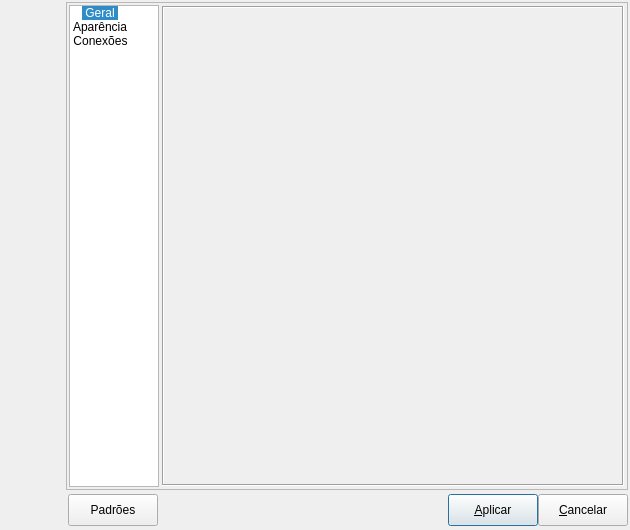
Above: libpgmodeler_ui/ui/formconfiguracao.ui from pgmodeler/pgmodeler before the change. Below: the same form after it.
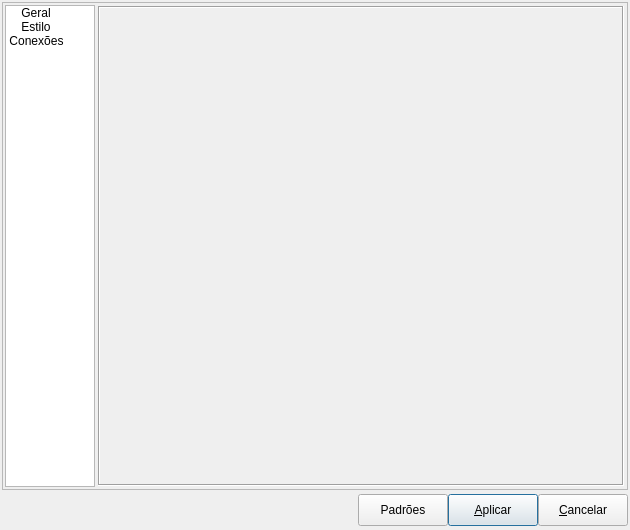
That is the form after the change. The open tabs and pages were chosen to show the change. Icons and pictures are not drawn.

```diff
--- a/libpgmodeler_ui/ui/formconfiguracao.ui
+++ b/libpgmodeler_ui/ui/formconfiguracao.ui
@@ -39,98 +39,7 @@
    <property name="spacing">
     <number>4</number>
    </property>
-   <item row="0" column="0" rowspan="2">
-    <widget class="QWidget" name="imgmeio_wgt" native="true">
-     <property name="minimumSize">
-      <size>
-       <width>60</width>
-       <height>0</height>
-      </size>
-     </property>
-     <property name="maximumSize">
-      <size>
-       <width>60</width>
-       <height>16777215</height>
-      </size>
-     </property>
-     <property name="styleSheet">
-      <string notr="true">background-image: url(:/imagens/imagens/barra_logo_meio_cinza.png); background-repeat: repeat-y;
-border: 1px #ff00ff solid;</string>
-     </property>
-     <layout class="QVBoxLayout" name="verticalLayout">
-      <property name="spacing">
-       <number>0</number>
-      </property>
-      <property name="margin">
-       <number>0</number>
-      </property>
-      <item>
-       <widget class="QLabel" name="label">
-        <property name="minimumSize">
-         <size>
-          <width>60</width>
-          <height>81</height>
-         </size>
-        </property>
-        <property name="maximumSize">
-         <size>
-          <width>60</width>
-          <height>81</height>
-         </size>
-        </property>
-        <property name="text">
-         <string/>
-        </property>
-        <property name="pixmap">
-         <pixmap resource="../res/resources.qrc">:/imagens/imagens/barra_logo_topo.png</pixmap>
-        </property>
-       </widget>
-      </item>
-      <item>
-       <spacer name="verticalSpacer">
-        <property name="orientation">
-         <enum>Qt::Vertical</enum>
-        </property>
-        <property name="sizeHint" stdset="0">
-         <size>
-          <width>20</width>
-          <height>103</height>
-         </size>
-        </property>
-       </spacer>
-      </item>
-      <item>
-       <widget class="QLabel" name="label_2">
-        <property name="sizePolicy">
-         <sizepolicy hsizetype="Fixed" vsizetype="Fixed">
-          <horstretch>0</horstretch>
-          <verstretch>0</verstretch>
-         </sizepolicy>
-        </property>
-        <property name="minimumSize">
-         <size>
-          <width>60</width>
-          <height>119</height>
-         </size>
-        </property>
-        <property name="maximumSize">
-         <size>
-          <width>60</width>
-          <height>119</height>
-         </size>
-        </property>
-        <property name="text">
-         <string/>
-        </property>
-        <property name="pixmap">
-         <pixmap resource="../res/resources.qrc">:/imagens/imagens/barra_logo_base.png</pixmap>
-        </property>
-       </widget>
-      </item>
-     </layout>
-    </widget>
-   </item>
-   <item row="1" column="1">
+   <item row="1" column="0">
     <layout class="QGridLayout" name="botoes_lt">
      <property name="leftMargin">
       <number>2</number>
@@ -141,20 +50,17 @@
      <property name="spacing">
       <number>0</number>
      </property>
-     <item row="0" column="1">
-      <spacer name="hspacer">
-       <property name="orientation">
-        <enum>Qt::Horizontal</enum>
+     <item row="0" column="0">
+      <widget class="QLabel" name="label">
+       <property name="text">
+        <string/>
        </property>
-       <property name="sizeHint" stdset="0">
-        <size>
-         <width>91</width>
-         <height>27</height>
-        </size>
+       <property name="pixmap">
+        <pixmap resource="../res/resources.qrc">:/imagens/imagens/pgmodeler_name.png</pixmap>
        </property>
-      </spacer>
+      </widget>
      </item>
-     <item row="0" column="2">
+     <item row="0" column="4">
       <widget class="QPushButton" name="aplicar_btn">
        <property name="minimumSize">
         <size>
@@ -180,7 +86,7 @@
        </property>
       </widget>
      </item>
-     <item row="0" column="3">
+     <item row="0" column="5">
       <widget class="QPushButton" name="cancelar_btn">
        <property name="minimumSize">
         <size>
@@ -206,7 +112,7 @@
        </property>
       </widget>
      </item>
-     <item row="0" column="0">
+     <item row="0" column="2">
       <widget class="QPushButton" name="padroes_btn">
        <property name="minimumSize">
         <size>
@@ -235,9 +141,22 @@
        </property>
       </widget>
      </item>
+     <item row="0" column="1">
+      <spacer name="hspacer">
+       <property name="orientation">
+        <enum>Qt::Horizontal</enum>
+       </property>
+       <property name="sizeHint" stdset="0">
+        <size>
+         <width>91</width>
+         <height>27</height>
+        </size>
+       </property>
+      </spacer>
+     </item>
     </layout>
    </item>
-   <item row="0" column="1">
+   <item row="0" column="0">
     <widget class="QFrame" name="frame">
      <property name="sizePolicy">
       <sizepolicy hsizetype="Preferred" vsizetype="Preferred">
@@ -261,7 +180,7 @@
       <item row="0" column="0">
        <widget class="QListWidget" name="lista_ico_lst">
         <property name="sizePolicy">
-         <sizepolicy hsizetype="Fixed" vsizetype="Expanding">
+         <sizepolicy hsizetype="Expanding" vsizetype="Expanding">
           <horstretch>0</horstretch>
           <verstretch>0</verstretch>
          </sizepolicy>
@@ -323,13 +242,13 @@
          <enum>QListView::TopToBottom</enum>
         </property>
         <property name="isWrapping" stdset="0">
-         <bool>true</bool>
+         <bool>false</bool>
         </property>
         <property name="resizeMode">
-         <enum>QListView::Adjust</enum>
+         <enum>QListView::Fixed</enum>
         </property>
         <property name="layoutMode">
-         <enum>QListView::Batched</enum>
+         <enum>QListView::SinglePass</enum>
         </property>
         <property name="spacing">
          <number>8</number>
@@ -344,7 +263,7 @@
          <bool>true</bool>
         </property>
         <property name="batchSize">
-         <number>200</number>
+         <number>1</number>
         </property>
         <property name="wordWrap">
          <bool>false</bool>
@@ -353,7 +272,7 @@
          <bool>false</bool>
         </property>
         <property name="currentRow">
-         <number>0</number>
+         <number>-1</number>
         </property>
         <item>
          <property name="text">
@@ -372,7 +291,7 @@
         </item>
         <item>
          <property name="text">
-          <string>Aparência</string>
+          <string>Estilo</string>
          </property>
          <property name="textAlignment">
           <set>AlignHCenter|AlignVCenter|AlignCenter</set>
@@ -410,11 +329,23 @@
           <verstretch>0</verstretch>
          </sizepolicy>
         </property>
+        <property name="minimumSize">
+         <size>
+          <width>0</width>
+          <height>0</height>
+         </size>
+        </property>
+        <property name="maximumSize">
+         <size>
+          <width>16777215</width>
+          <height>16777215</height>
+         </size>
+        </property>
         <property name="layoutDirection">
          <enum>Qt::LeftToRight</enum>
         </property>
         <property name="currentIndex">
-         <number>0</number>
+         <number>2</number>
         </property>
         <widget class="QWidget" name="geral_pg">
          <layout class="QGridLayout" name="gridLayout_2">
@@ -423,6 +354,12 @@
           </property>
           <item row="1" column="0">
            <widget class="QFrame" name="geral_frm">
+            <property name="sizePolicy">
+             <sizepolicy hsizetype="Expanding" vsizetype="Preferred">
+              <horstretch>0</horstretch>
+              <verstretch>0</verstretch>
+             </sizepolicy>
+            </property>
             <property name="minimumSize">
              <size>
               <width>420</width>
```
